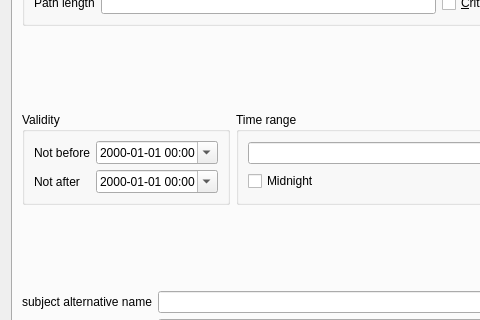
Qt form ui/NewX509.ui (chris2511/xca) before a commit; both pictures show x 0 to 480 and y 157 to 477 of the 712 by 613 pixel window.
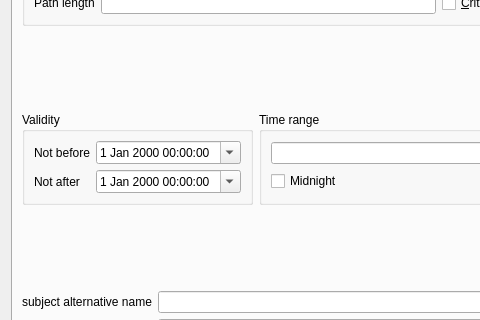
The same form after that commit. The open tabs and pages were chosen to show the change. Custom widgets are drawn as their Qt base class.

Patch:
```diff
--- a/ui/NewX509.ui
+++ b/ui/NewX509.ui
@@ -825,9 +825,6 @@
              </item>
              <item row="0" column="1">
               <widget class="Validity" name="notBefore">
-               <property name="displayFormat">
-                <string>yyyy-MM-dd hh:mm</string>
-               </property>
                <property name="calendarPopup">
                 <bool>true</bool>
                </property>
@@ -845,9 +842,6 @@
              </item>
              <item row="1" column="1">
               <widget class="Validity" name="notAfter">
-               <property name="displayFormat">
-                <string>yyyy-MM-dd hh:mm</string>
-               </property>
                <property name="calendarPopup">
                 <bool>true</bool>
                </property>
```
Left out of the diff: 71 changed lines with no effect on the pictures.
